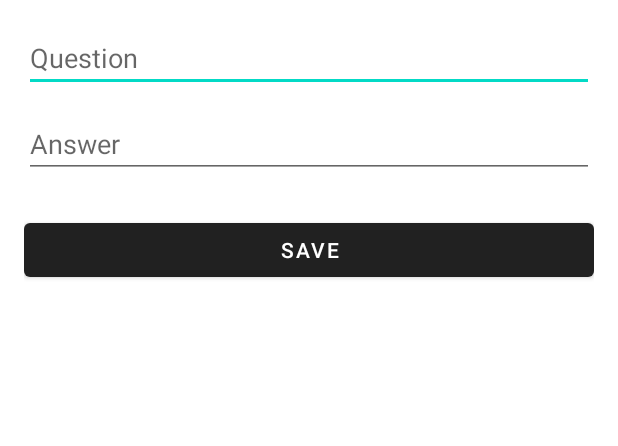
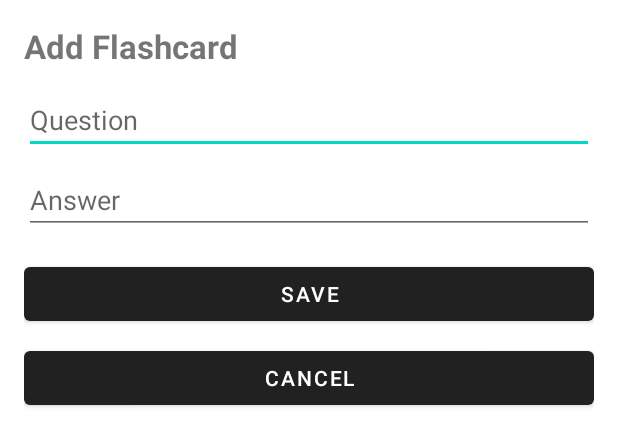
Before and after one commit to zhan6256/SmartCards, an Android app: the layout activity_add_flashcard.xml on its own in the app's theme, with its tools: preview values and no code run, on a phone screen of 412 x 824 dp. Shown: the top 446 px of the screen. Run offline under Robolectric (Android 15) with nearby library versions, the phone set to English and light mode, and no system bars.

```diff
--- a/app/src/main/AndroidManifest.xml
+++ b/app/src/main/AndroidManifest.xml
@@ -22,6 +22,9 @@
             android:name=".FlashcardsActivity"
             android:exported="false" />
         <activity
+            android:name=".AddFlashcardActivity"
+            android:exported="false" />
+        <activity
             android:name=".LoginActivity"
             android:exported="false" />
         <activity
--- a/app/src/main/res/layout/activity_add_flashcard.xml
+++ b/app/src/main/res/layout/activity_add_flashcard.xml
@@ -1,27 +1,48 @@
 <?xml version="1.0" encoding="utf-8"?>
-<LinearLayout xmlns:android="http://schemas.android.com/apk/res/android"
+<ScrollView xmlns:android="http://schemas.android.com/apk/res/android"
     android:layout_width="match_parent"
     android:layout_height="match_parent"
-    android:orientation="vertical"
     android:padding="16dp">
+
+    <LinearLayout
+        android:layout_width="match_parent"
+        android:layout_height="wrap_content"
+        android:orientation="vertical">
+
+        <TextView
+            android:layout_width="match_parent"
+            android:layout_height="wrap_content"
+            android:text="Add Flashcard"
+            android:textSize="22sp"
+            android:textStyle="bold" />
 
         <EditText
             android:id="@+id/questionEditText"
             android:layout_width="match_parent"
             android:layout_height="wrap_content"
-        android:hint="Question" />
+            android:hint="Question"
+            android:layout_marginTop="12dp" />
 
         <EditText
             android:id="@+id/answerEditText"
             android:layout_width="match_parent"
             android:layout_height="wrap_content"
             android:hint="Answer"
-        android:layout_marginTop="12dp" />
+            android:layout_marginTop="8dp" />
 
         <Button
             android:id="@+id/saveFlashcardButton"
             android:layout_width="match_parent"
             android:layout_height="wrap_content"
             android:text="Save"
-        android:layout_marginTop="24dp" />
+            android:layout_marginTop="16dp" />
+
+        <Button
+            android:id="@+id/cancelFlashcardButton"
+            android:layout_width="match_parent"
+            android:layout_height="wrap_content"
+            android:text="Cancel"
+            android:layout_marginTop="8dp" />
+
     </LinearLayout>
+</ScrollView>
```
Also changed, not shown: app/src/main/java/com/daclink/mydemoapplication/AddFlashcardActivity.java (+34 -12 lines), app/src/main/java/com/daclink/mydemoapplication/FlashcardsActivity.java (+75 -66 lines). Lines whose indentation alone changed are shown as unchanged.
